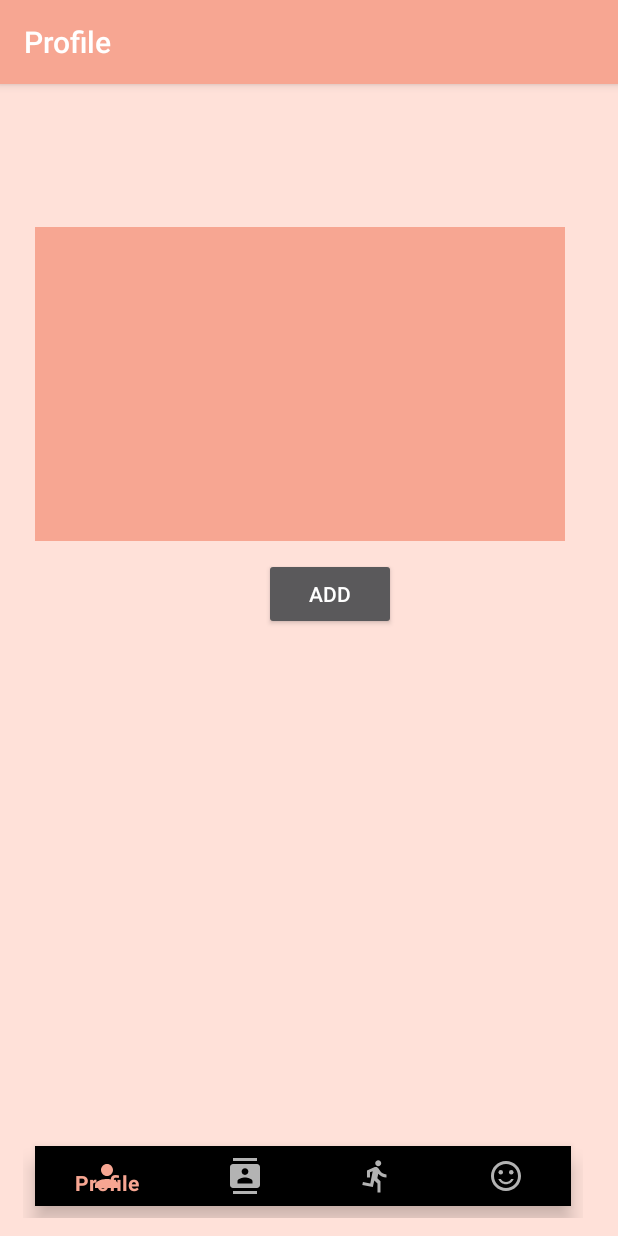
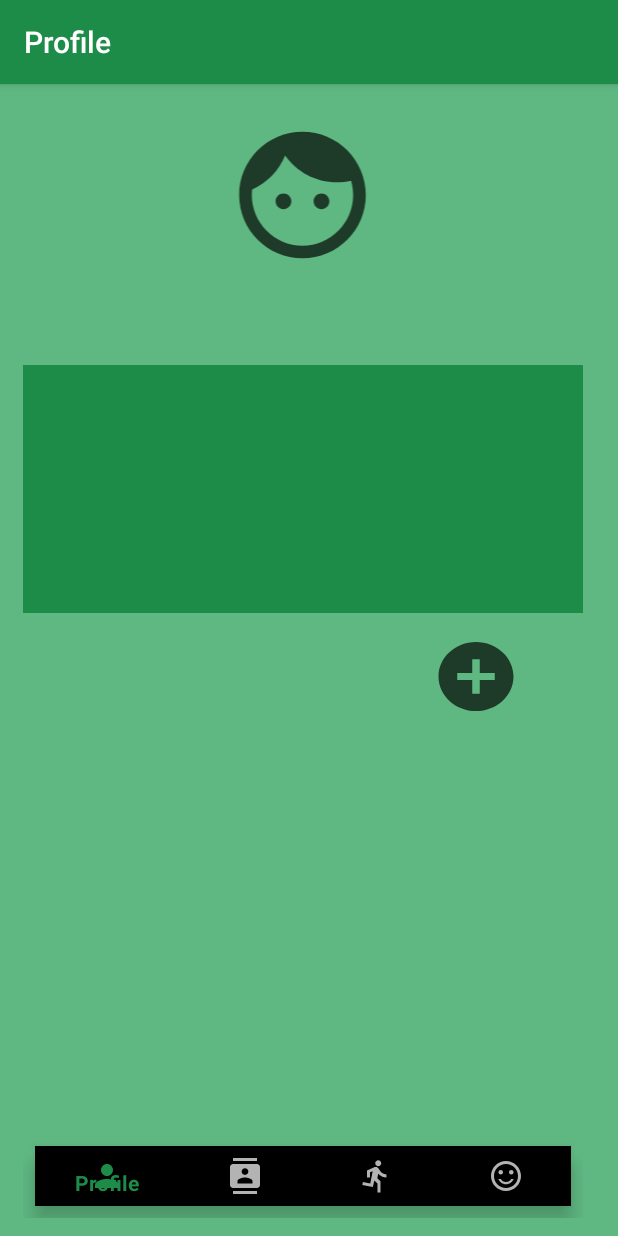
Before and after one commit to ngailapdi/GTScore, an Android app: the MainActivity screen opened directly, with no data from a screen before it, on a phone screen of 412 x 824 dp. Run offline under Robolectric (Android 15) with nearby library versions, the phone set to English and light mode, and no system bars; our stand-ins replace Firebase (no records; nobody signed in at launch, a user with empty details on screens opened directly).

Commit message:
UI extreme fix

```diff
--- a/app/build.gradle
+++ b/app/build.gradle
@@ -37,6 +37,7 @@ dependencies {
     implementation 'com.google.firebase:firebase-database:16.1.0'
     implementation 'com.google.firebase:firebase-invites:16.1.0'
     implementation 'com.google.firebase:firebase-invites:16.1.0'
+    implementation 'com.android.support:recyclerview-v7:28.0.0'
 
 
 }
--- /dev/null
+++ b/app/src/main/res/drawable/ic_add_circle_black_24dp.xml
@@ -0,0 +1,5 @@
+<vector android:height="24dp" android:tint="#1E3B29"
+    android:viewportHeight="24.0" android:viewportWidth="24.0"
+    android:width="24dp" xmlns:android="http://schemas.android.com/apk/res/android">
+    <path android:fillColor="#FF000000" android:pathData="M12,2C6.48,2 2,6.48 2,12s4.48,10 10,10 10,-4.48 10,-10S17.52,2 12,2zM17,13h-4v4h-2v-4L7,13v-2h4L11,7h2v4h4v2z"/>
+</vector>
--- /dev/null
+++ b/app/src/main/res/drawable/ic_face_black_24dp.xml
@@ -0,0 +1,5 @@
+<vector android:height="24dp" android:tint="#1E3B29"
+    android:viewportHeight="24.0" android:viewportWidth="24.0"
+    android:width="24dp" xmlns:android="http://schemas.android.com/apk/res/android">
+    <path android:fillColor="#FF000000" android:pathData="M9,11.75c-0.69,0 -1.25,0.56 -1.25,1.25s0.56,1.25 1.25,1.25 1.25,-0.56 1.25,-1.25 -0.56,-1.25 -1.25,-1.25zM15,11.75c-0.69,0 -1.25,0.56 -1.25,1.25s0.56,1.25 1.25,1.25 1.25,-0.56 1.25,-1.25 -0.56,-1.25 -1.25,-1.25zM12,2C6.48,2 2,6.48 2,12s4.48,10 10,10 10,-4.48 10,-10S17.52,2 12,2zM12,20c-4.41,0 -8,-3.59 -8,-8 0,-0.29 0.02,-0.58 0.05,-0.86 2.36,-1.05 4.23,-2.98 5.21,-5.37C11.07,8.33 14.05,10 17.42,10c0.78,0 1.53,-0.09 2.25,-0.26 0.21,0.71 0.33,1.47 0.33,2.26 0,4.41 -3.59,8 -8,8z"/>
+</vector>
--- a/app/src/main/res/layout/activity_main.xml
+++ b/app/src/main/res/layout/activity_main.xml
@@ -5,7 +5,7 @@
     android:id="@+id/container"
     android:layout_width="match_parent"
     android:layout_height="match_parent"
-    android:background="@color/colorDe"
+    android:background="@color/colorBack"
     tools:context=".MainActivity">
 
 
@@ -25,18 +25,23 @@
         android:layout_marginRight="23dp"
         android:layout_marginBottom="12dp">
 
-        <android.support.v4.widget.NestedScrollView
-            android:layout_width="361dp"
-            android:layout_height="635dp"
-            android:layout_gravity="top"
-            android:fillViewport="true">
+        <ScrollView
+            android:layout_width="match_parent"
+            android:layout_height="match_parent"
+            android:layout_gravity="top">
 
             <LinearLayout
-                android:id="@+id/profile_frag"
                 android:layout_width="match_parent"
                 android:layout_height="wrap_content"
-                android:orientation="vertical" />
-        </android.support.v4.widget.NestedScrollView>
+                android:orientation="vertical" >
+
+                <LinearLayout
+                    android:id="@+id/profile_frag"
+                    android:layout_width="match_parent"
+                    android:layout_height="wrap_content"
+                    android:orientation="vertical" />
+            </LinearLayout>
+        </ScrollView>
 
         <android.support.design.widget.BottomNavigationView
             android:id="@+id/navi_bottom"
--- a/app/src/main/res/layout/activity_match.xml
+++ b/app/src/main/res/layout/activity_match.xml
@@ -5,7 +5,7 @@
     android:id="@+id/matchLayout"
     android:layout_width="match_parent"
     android:layout_height="match_parent"
-    android:background="@color/colorPrimaryDark">
+    android:background="@color/colorBack">
 
     <TextView
         android:id="@+id/player1"
--- a/app/src/main/res/layout/activity_signup.xml
+++ b/app/src/main/res/layout/activity_signup.xml
@@ -1,7 +1,8 @@
 <?xml version="1.0" encoding="utf-8"?>
 <LinearLayout xmlns:android="http://schemas.android.com/apk/res/android"
     android:orientation="vertical" android:layout_width="match_parent"
-    android:layout_height="match_parent">
+    android:layout_height="match_parent"
+    android:background="@color/colorBack">
 
     <android.support.design.widget.TextInputLayout
         android:layout_width="match_parent"
--- a/app/src/main/res/layout/fragment_history.xml
+++ b/app/src/main/res/layout/fragment_history.xml
@@ -3,7 +3,7 @@
     android:layout_width="match_parent"
     android:layout_height="match_parent"
     android:label="@string/title_activity_history"
-    android:background="@color/colorDe" >
+    android:background="@color/colorBack" >
 
     <ListView
         android:layout_width="346dp"
--- a/app/src/main/res/layout/fragment_profile.xml
+++ b/app/src/main/res/layout/fragment_profile.xml
@@ -5,14 +5,14 @@
     android:id="@+id/relativeLayout3"
     android:layout_width="match_parent"
     android:layout_height="match_parent"
-    android:background="@color/colorDe"
+    android:background="@color/colorBack"
     android:orientation="vertical">
 
 
     <TextView
         android:id="@+id/textView2"
-        android:layout_width="269dp"
-        android:layout_height="57dp"
+        android:layout_width="202dp"
+        android:layout_height="38dp"
         android:layout_marginStart="8dp"
         android:layout_marginLeft="8dp"
         android:layout_marginTop="8dp"
@@ -21,47 +21,78 @@
         android:layout_marginBottom="8dp"
         android:textColor="@color/colorPrimaryDark"
         android:textSize="30dp"
-        app:layout_constraintBottom_toBottomOf="parent"
+        app:layout_constraintBottom_toTopOf="@+id/guideline2"
         app:layout_constraintEnd_toEndOf="parent"
-        app:layout_constraintHorizontal_bias="0.785"
+        app:layout_constraintHorizontal_bias="0.497"
         app:layout_constraintStart_toStartOf="parent"
-        app:layout_constraintTop_toTopOf="parent"
-        app:layout_constraintVertical_bias="0.012" />
+        app:layout_constraintTop_toBottomOf="@+id/imageView2"
+        app:layout_constraintVertical_bias="0.0" />
 
     <ListView
         android:id="@+id/listview"
-        android:layout_width="368dp"
-        android:layout_height="209dp"
-        android:layout_marginStart="8dp"
-        android:layout_marginLeft="8dp"
+        android:layout_width="wrap_content"
+        android:layout_height="165dp"
         android:layout_marginTop="8dp"
         android:layout_marginEnd="8dp"
         android:layout_marginRight="8dp"
-        android:layout_marginBottom="300dp"
+        android:layout_marginBottom="8dp"
         android:background="@color/colorPrimary"
-        app:layout_constraintBottom_toBottomOf="parent"
+        app:layout_constraintBottom_toTopOf="@+id/guideline2"
         app:layout_constraintEnd_toEndOf="parent"
         app:layout_constraintHorizontal_bias="0.0"
         app:layout_constraintStart_toStartOf="parent"
         app:layout_constraintTop_toBottomOf="@+id/textView2"
-        app:layout_constraintVertical_bias="0.0" />
+        app:layout_constraintVertical_bias="0.082" />
 
     <Button
         android:id="@+id/buttonadd"
-        android:layout_width="wrap_content"
-        android:layout_height="wrap_content"
+        android:layout_width="60dp"
+        android:layout_height="55dp"
         android:layout_marginStart="8dp"
         android:layout_marginLeft="8dp"
         android:layout_marginTop="8dp"
         android:layout_marginEnd="8dp"
         android:layout_marginRight="8dp"
         android:layout_marginBottom="8dp"
-        android:text="ADD"
-        app:layout_constraintBottom_toBottomOf="parent"
+        android:background="@drawable/ic_add_circle_black_24dp"
+        app:layout_constraintBottom_toTopOf="@+id/guideline2"
         app:layout_constraintEnd_toEndOf="parent"
-        app:layout_constraintHorizontal_bias="0.592"
+        app:layout_constraintHorizontal_bias="0.889"
         app:layout_constraintStart_toStartOf="parent"
         app:layout_constraintTop_toBottomOf="@+id/listview"
-        app:layout_constraintVertical_bias="0.012" />
+        app:layout_constraintVertical_bias="0.212" />
+
+    <ImageView
+        android:id="@+id/imageView2"
+        android:layout_width="110dp"
+        android:layout_height="101dp"
+        android:layout_marginStart="8dp"
+        android:layout_marginLeft="8dp"
+        android:layout_marginTop="8dp"
+        android:layout_marginEnd="8dp"
+        android:layout_marginRight="8dp"
+        android:layout_marginBottom="8dp"
+        app:layout_constraintBottom_toTopOf="@+id/guideline2"
+        app:layout_constraintEnd_toEndOf="parent"
+        app:layout_constraintHorizontal_bias="0.498"
+        app:layout_constraintStart_toStartOf="parent"
+        app:layout_constraintTop_toTopOf="parent"
+        app:layout_constraintVertical_bias="0.0"
+        app:srcCompat="@drawable/ic_face_black_24dp" />
+
+    <android.support.constraint.Guideline
+        android:id="@+id/guideline2"
+        android:layout_width="wrap_content"
+        android:layout_height="wrap_content"
+        android:orientation="horizontal"
+        app:layout_constraintGuide_begin="441dp" />
+
+    <android.support.constraint.Barrier
+        android:id="@+id/barrier"
+        android:layout_width="wrap_content"
+        android:layout_height="wrap_content"
+        app:barrierDirection="top"
+        tools:layout_editor_absoluteX="0dp"
+        tools:layout_editor_absoluteY="739dp" />
 
 </android.support.constraint.ConstraintLayout>
--- a/app/src/main/res/layout/fragment_tournament.xml
+++ b/app/src/main/res/layout/fragment_tournament.xml
@@ -2,7 +2,7 @@
 <RelativeLayout xmlns:android="http://schemas.android.com/apk/res/android"
     android:layout_width="match_parent"
     android:layout_height="match_parent"
-    android:background="@color/colorDe"
+    android:background="@color/colorBack"
     android:label="@string/title_activity_tournament">
 
 </RelativeLayout>
--- a/app/src/main/res/values/colors.xml
+++ b/app/src/main/res/values/colors.xml
@@ -1,7 +1,8 @@
 <?xml version="1.0" encoding="utf-8"?>
 <resources>
-    <color name="colorPrimary">#f7a692</color>
-    <color name="colorPrimaryDark">#461e15</color>
-    <color name="colorAccent">#d7482e</color>
-    <color name="colorDe">#ffe1d9</color>
+    <color name="colorPrimary">#1E8C49</color>
+    <color name="colorPrimaryDark">#1E3B29</color>
+    <color name="colorAccent">#4A9F6B</color>
+    <color name="colorDe">#1E8C49</color>
+    <color name="colorBack">#5FB882</color>
 </resources>
```
Also changed, not shown: app/src/main/java/com/example/ngailapdi/gtscore/EntryFragment.java (deleted, +0 -19 lines), app/src/main/res/layout/activity_login.xml (+17 -12 lines), app/src/main/res/layout/fragment_contact.xml (+50 -45 lines), app/src/main/res/layout/fragment_entry.xml (deleted, +0 -111 lines), app/src/main/res/layout/list_invite.xml (+9 -7 lines), app/src/main/res/drawable/logo2.gif (added).
